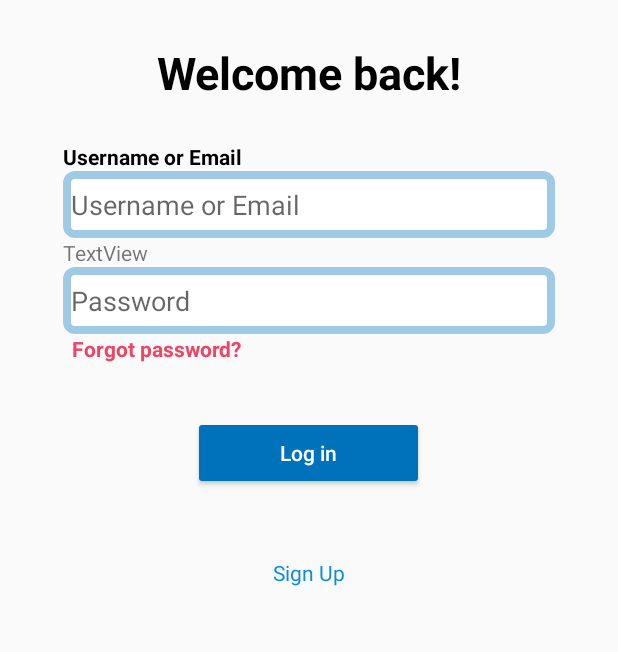
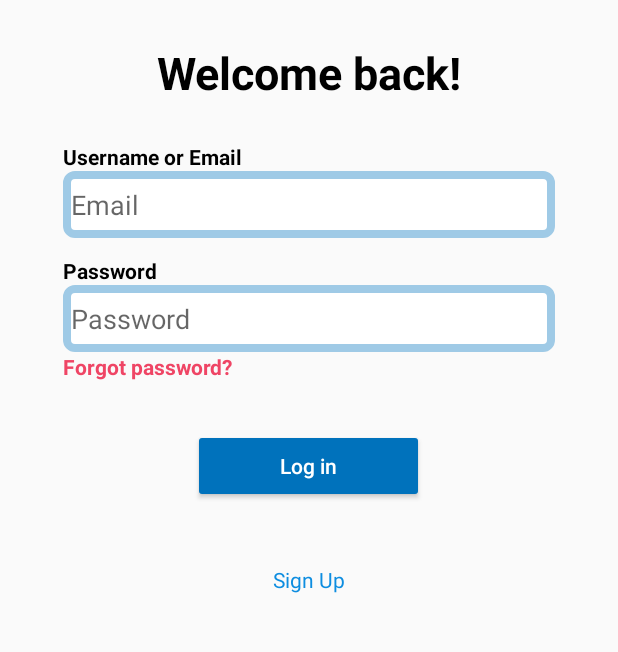
Before and after one commit to zul-aji/SDPMobileApp, an Android app: the layout activity_login.xml on its own in the app's theme, with its tools: preview values and no code run, on a phone screen of 412 x 824 dp, the part 514-1166 px from its top. Run offline under Robolectric (Android 15) with nearby library versions, the phone set to English and light mode, and no system bars.

Commit message:
Merge Conflict

```diff
--- a/app/src/main/res/layout/activity_login.xml
+++ b/app/src/main/res/layout/activity_login.xml
@@ -40,14 +40,12 @@
 
     <LinearLayout
         android:id="@+id/linearLayout"
-        android:layout_width="0dp"
+        android:layout_width="match_parent"
         android:layout_height="wrap_content"
         android:layout_marginTop="26dp"
         android:orientation="vertical"
         android:paddingStart="42dp"
         android:paddingEnd="42dp"
-        app:layout_constraintEnd_toEndOf="parent"
-        app:layout_constraintStart_toStartOf="parent"
         app:layout_constraintTop_toBottomOf="@+id/textView2">
 
         <TextView
@@ -59,33 +57,28 @@
             android:textStyle="bold" />
 
         <EditText
-            android:id="@+id/edtEmailUsername"
+            android:id="@+id/edt_email"
             android:layout_width="match_parent"
             android:layout_height="wrap_content"
             android:background="@drawable/rectangle_box_style"
             android:ems="10"
-            android:hint="@string/username"
-            android:inputType="textEmailAddress"
+            android:hint="@string/prompt_email"
+            android:inputType="text"
             android:paddingVertical="10dp"
-            android:paddingStart="5dp" />
+            android:paddingStart="5dp"
+            android:textColor="@color/black" />
 
         <TextView
-            android:id="@+id/textView"
+            android:id="@+id/textView4"
             android:layout_width="match_parent"
             android:layout_height="wrap_content"
-            android:text="TextView" />=======
-        android:layout_height="49dp"
-        android:background="@drawable/rectangle_box_style"
-        >>>>>>> Stashed changes
-        android:ems="10"
-        android:hint="@string/prompt_email"
-        android:inputType="text"
-        android:paddingVertical="10dp"
-        android:paddingStart="5dp"
-        android:textColor="@color/black" />
+            android:paddingTop="12dp"
+            android:text="@string/password"
+            android:textColor="@color/black"
+            android:textStyle="bold" />
 
         <EditText
-            android:id="@+id/edtPassword"
+            android:id="@+id/editTextTextPassword"
             android:layout_width="match_parent"
             android:layout_height="wrap_content"
             android:background="@drawable/rectangle_box_style"
@@ -101,16 +94,15 @@
         android:id="@+id/textView5"
         android:layout_width="wrap_content"
         android:layout_height="wrap_content"
+        android:layout_marginStart="42dp"
         android:text="@string/forget"
         android:textColor="@color/red_text"
         android:textStyle="bold"
-        app:layout_constraintEnd_toEndOf="parent"
-        app:layout_constraintHorizontal_bias="0.16"
         app:layout_constraintStart_toStartOf="parent"
         app:layout_constraintTop_toBottomOf="@+id/linearLayout" />
 
     <Button
-        android:id="@+id/btn_login"
+        android:id="@+id/button"
         android:layout_width="154dp"
         android:layout_height="49dp"
         android:backgroundTint="@color/primary_blue"
```
Also changed, not shown: app/src/main/res/layout/forgot_password_ex.xml (+7 -17 lines).
